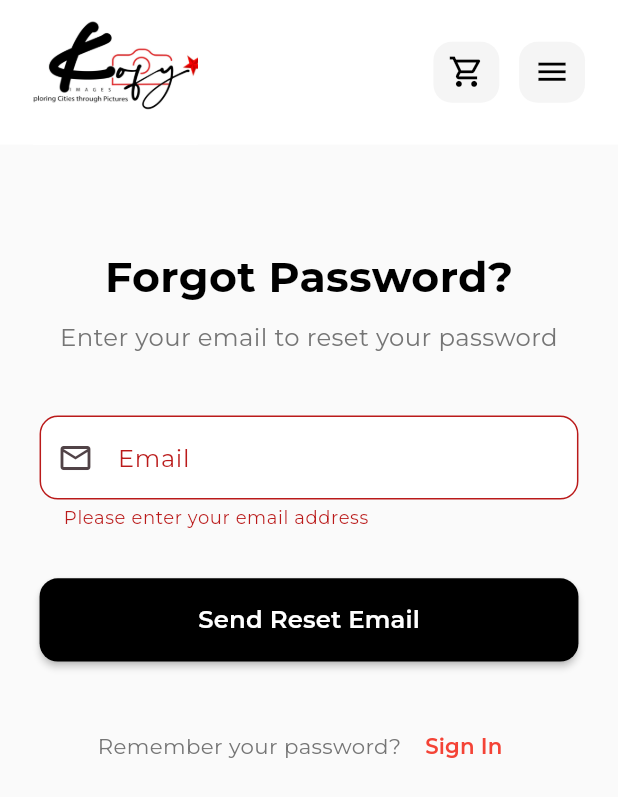
After one commit to peprahobedadjei/KofyImages-Redesign, a Flutter app: the ForgotPasswordPage screen opened directly, after a tap on "Send Reset Email", on a phone screen of 412 x 824 dp. The commit adds this screen. Shown: the top 797 px of the screen. Run offline on Flutter 3.47's test engine with Material 3 defaults, Android fonts, the light colour scheme and no system bars; our stand-ins replace animated_text_kit, cached_network_image, card_swiper, connectivity_plus, flutter_markdown, flutter_screenutil and 5 more; accounts and stored records are empty; network calls fail.

Commit message:
added forgottenpassword screen

```diff
--- /dev/null
+++ b/lib/screens/forgot_password_page.dart
@@ -0,0 +1,409 @@
+// screens/forgot_password_page.dart
+import 'package:http/http.dart' as http;
+import 'dart:convert';
+import 'package:flutter/material.dart';
+import 'package:flutter_screenutil/flutter_screenutil.dart';
+import 'package:kofyimages/constants/connection_listener.dart';
+import 'package:kofyimages/constants/custom_appbar.dart';
+import 'package:kofyimages/constants/sidedrawer.dart';
+import 'package:kofyimages/screens/login_page.dart';
+import 'package:kofyimages/services/endpoints.dart';
+
+class ForgotPasswordPage extends StatefulWidget {
+  const ForgotPasswordPage({super.key});
+
+  @override
+  State<ForgotPasswordPage> createState() => _ForgotPasswordPageState();
+}
+
+class _ForgotPasswordPageState extends State<ForgotPasswordPage> {
+  final _formKey = GlobalKey<FormState>();
+  final _emailController = TextEditingController();
+
+  bool _isLoading = false;
+  String? _errorMessage;
+
+  static bool _isValidEmail(String email) {
+    final emailRegex = RegExp(
+      r'^[a-zA-Z0-9._%+-]+@[a-zA-Z0-9.-]+\.[a-zA-Z]{2,}$',
+    );
+    return emailRegex.hasMatch(email);
+  }
+
+  @override
+  void dispose() {
+    _emailController.dispose();
+    super.dispose();
+  }
+
+  /// Show snackbar with message
+  void _showSnackBar(String message, {bool isError = false}) {
+    ScaffoldMessenger.of(context).showSnackBar(
+      SnackBar(
+        content: Text(message),
+        backgroundColor: isError ? Colors.red : Colors.green,
+        duration: const Duration(seconds: 3),
+        behavior: SnackBarBehavior.floating,
+      ),
+    );
+  }
+
+  /// Validate form fields
+  bool _validateForm() {
+    setState(() {
+      _errorMessage = null;
+    });
+
+    if (!_formKey.currentState!.validate()) {
+      return false;
+    }
+
+    return true;
+  }
+
+Future<void> _handleForgotPassword() async {
+  if (!_validateForm()) return;
+
+  setState(() {
+    _isLoading = true;
+    _errorMessage = null;
+  });
+
+  try {
+    final email = _emailController.text.trim();
+    final url = Uri.parse(ApiEndpoints.forgottenpassword);
+
+    final response = await http.post(
+      url,
+      headers: {'Content-Type': 'application/json'},
+      body: jsonEncode({'email': email}),
+    );
+
+    final responseData = jsonDecode(response.body);
+
+    if (mounted) {
+      if (response.statusCode == 200) {
+        // Success case
+        _showSuccessModal(responseData['message']);
+      } else if (response.statusCode == 400 && responseData['email'] != null) {
+        // Validation error: email not found
+        _showSnackBar(responseData['email'][0], isError: true);
+      } else {
+        // Generic error fallback
+        _showSnackBar(
+          responseData['message'] ?? 'An unexpected error occurred.',
+          isError: true,
+        );
+      }
+    }
+  } catch (e) {
+    if (mounted) {
+      setState(() {
+        _errorMessage = e.toString().replaceAll('Exception: ', '');
+      });
+      _showSnackBar(_errorMessage!, isError: true);
+    }
+  } finally {
+    if (mounted) {
+      setState(() {
+        _isLoading = false;
+      });
+    }
+  }
+}
+
+  /// Show success modal
+  void _showSuccessModal(String message) {
+    showDialog(
+      context: context,
+      barrierDismissible: false,
+      builder: (BuildContext context) {
+        return AlertDialog(
+          backgroundColor: Colors.white,
+          shape: RoundedRectangleBorder(
+            borderRadius: BorderRadius.circular(16.r),
+          ),
+          contentPadding: EdgeInsets.all(24.w),
+          content: Column(
+            mainAxisSize: MainAxisSize.min,
+            children: [
+              // Success Icon
+              Container(
+                width: 64.w,
+                height: 64.h,
+                decoration: BoxDecoration(
+                  color: Colors.green.shade50,
+                  shape: BoxShape.circle,
+                ),
+                child: Icon(
+                  Icons.check_circle,
+                  color: Colors.green,
+                  size: 40.sp,
+                ),
+              ),
+
+              SizedBox(height: 24.h),
+
+              // Success Title
+              Text(
+                'Email Sent!',
+                style: TextStyle(
+                  fontSize: 20.sp,
+                  fontWeight: FontWeight.bold,
+                  color: Colors.black,
+                ),
+                textAlign: TextAlign.center,
+              ),
+
+              SizedBox(height: 16.h),
+
+              // Success Message
+              Text(
+                message,
+                style: TextStyle(
+                  fontSize: 14.sp,
+                  color: Colors.grey[600],
+                  height: 1.5,
+                ),
+                textAlign: TextAlign.center,
+              ),
+
+              SizedBox(height: 32.h),
+
+              // Login Button
+              SizedBox(
+                width: double.infinity,
+                child: ElevatedButton(
+                  onPressed: () {
+                    Navigator.of(context).pop(); // Close modal
+                    Navigator.pushReplacement(
+                      context,
+                      MaterialPageRoute(
+                        builder: (_) => const ConnectionListener(child: LoginPage()),
+                      ),
+                    );
+                  },
+                  style: ElevatedButton.styleFrom(
+                    backgroundColor: Colors.black,
+                    foregroundColor: Colors.white,
+                    padding: EdgeInsets.symmetric(vertical: 16.h),
+                    shape: RoundedRectangleBorder(
+                      borderRadius: BorderRadius.circular(12.r),
+                    ),
+                    elevation: 2,
+                  ),
+                  child: Text(
+                    'Go to Login',
+                    style: TextStyle(
+                      fontSize: 16.sp,
+                      fontWeight: FontWeight.w600,
+                    ),
+                  ),
+                ),
+              ),
+            ],
+          ),
+        );
+      },
+    );
+  }
+
+  /// Navigate back to login page
+  void _navigateToLogin() {
+    Navigator.pushReplacement(
+      context,
+      MaterialPageRoute(
+        builder: (_) => const ConnectionListener(child: LoginPage()),
+      ),
+    );
+  }
+
+  @override
+  Widget build(BuildContext context) {
+    return Scaffold(
+      appBar: const CustomAppBar(),
+      backgroundColor: Colors.grey[50],
+      drawer: const SideDrawer(),
+      body: SafeArea(
+        child: SingleChildScrollView(
+          padding: EdgeInsets.all(24.w),
+          child: Form(
+            key: _formKey,
+            child: Column(
+              crossAxisAlignment: CrossAxisAlignment.stretch,
+              children: [
+                SizedBox(height: 40.h),
+
+                // Title
+                Center(
+                  child: Text(
+                    'Forgot Password?',
+                    style: TextStyle(
+                      fontSize: 28.sp,
+                      fontWeight: FontWeight.bold,
+                      color: Colors.black,
+                    ),
+                  ),
+                ),
+
+                SizedBox(height: 8.h),
+
+                Center(
+                  child: Text(
+                    'Enter your email to reset your password',
+                    style: TextStyle(
+                      fontSize: 16.sp,
+                      color: Colors.grey[600],
+                      height: 1.5,
+                    ),
+                    textAlign: TextAlign.center,
+                  ),
+                ),
+
+                SizedBox(height: 40.h),
+
+                // Error Message Display
+                if (_errorMessage != null) ...[
+                  Container(
+                    padding: EdgeInsets.all(12.w),
+                    decoration: BoxDecoration(
+                      color: Colors.red.shade50,
+                      borderRadius: BorderRadius.circular(8.r),
+                      border: Border.all(color: Colors.red.shade200),
+                    ),
+                    child: Row(
+                      children: [
+                        Icon(
+                          Icons.error_outline,
+                          color: Colors.red,
+                          size: 20.sp,
+                        ),
+                        SizedBox(width: 8.w),
+                        Expanded(
+                          child: Text(
+                            _errorMessage!,
+                            style: TextStyle(
+                              color: Colors.red.shade700,
+                              fontSize: 14.sp,
+                            ),
+                          ),
+                        ),
+                      ],
+                    ),
+                  ),
+                  SizedBox(height: 16.h),
+                ],
+
+                // Email Field
+                TextFormField(
+                  controller: _emailController,
+                  decoration: InputDecoration(
+                    labelText: 'Email',
+                    hintText: 'Enter your email address',
+                    prefixIcon: const Icon(Icons.email_outlined),
+                    border: OutlineInputBorder(
+                      borderRadius: BorderRadius.circular(12.r),
+                    ),
+                    enabledBorder: OutlineInputBorder(
+                      borderRadius: BorderRadius.circular(12.r),
+                      borderSide: BorderSide(color: Colors.grey.shade300),
+                    ),
+                    focusedBorder: OutlineInputBorder(
+                      borderRadius: BorderRadius.circular(12.r),
+                      borderSide: const BorderSide(color: Colors.blue),
+                    ),
+                    filled: true,
+                    fillColor: Colors.white,
+                  ),
+                  keyboardType: TextInputType.emailAddress,
+                  textInputAction: TextInputAction.done,
+                  onFieldSubmitted: (_) => _handleForgotPassword(),
+                  validator: (value) {
+                    if (value == null || value.trim().isEmpty) {
+                      return 'Please enter your email address';
+                    }
+                    if (!_isValidEmail(value.trim())) {
+                      return 'Please enter a valid email address';
+                    }
+                    return null;
+                  },
+                ),
+
+                SizedBox(height: 32.h),
+
+                // Send Reset Email Button
+                ElevatedButton(
+                  onPressed: _isLoading ? null : _handleForgotPassword,
+                  style: ElevatedButton.styleFrom(
+                    backgroundColor: Colors.black,
+                    foregroundColor: Colors.white,
+                    padding: EdgeInsets.symmetric(vertical: 16.h),
+                    shape: RoundedRectangleBorder(
+                      borderRadius: BorderRadius.circular(12.r),
+                    ),
+                    elevation: 2,
+                  ),
+                  child: _isLoading
+                      ? Row(
+                          mainAxisAlignment: MainAxisAlignment.center,
+                          children: [
+                            SizedBox(
+                              width: 20.w,
+                              height: 20.h,
+                              child: const CircularProgressIndicator(
+                                color: Colors.white,
+                                strokeWidth: 2,
+                              ),
+                            ),
+                            SizedBox(width: 12.w),
+                            Text(
+                              'Sending...',
+                              style: TextStyle(fontSize: 16.sp),
+                            ),
+                          ],
+                        )
+                      : Text(
+                          'Send Reset Email',
+                          style: TextStyle(
+                            fontSize: 16.sp,
+                            fontWeight: FontWeight.w600,
+                          ),
+                        ),
+                ),
+
+                SizedBox(height: 32.h),
+
+                // Back to Login Link
+                Row(
+                  mainAxisAlignment: MainAxisAlignment.center,
+                  children: [
+                    Text(
+                      "Remember your password? ",
+                      style: TextStyle(
+                        fontSize: 14.sp,
+                        color: Colors.grey[600],
+                      ),
+                    ),
+                    TextButton(
+                      onPressed: _navigateToLogin,
+                      child: Text(
+                        'Sign In',
+                        style: TextStyle(
+                          color: Colors.red,
+                          fontSize: 14.sp,
+                          fontWeight: FontWeight.w600,
+                        ),
+                      ),
+                    ),
+                  ],
+                ),
+
+                SizedBox(height: 20.h),
+              ],
+            ),
+          ),
+        ),
+      ),
+    );
+  }
+}
--- a/lib/services/endpoints.dart
+++ b/lib/services/endpoints.dart
@@ -2,6 +2,7 @@ class ApiEndpoints {
   static const String baseUrl = 'https://kofyimages-9dae18892c9f.herokuapp.com';
 
   // Cities endpoints
+      static const String forgottenpassword = '$baseUrl/api/auth/forgot-password/';
     static String postCityLike(String cityName) =>
       '$baseUrl/api/cities/$cityName/like_city/';
     static const String getAllHeroImages = '$baseUrl/api/city_photos/';
--- a/lib/widgets/home_widgets/city_card.dart
+++ b/lib/widgets/home_widgets/city_card.dart
@@ -1,3 +1,5 @@
+// ignore_for_file: unused_local_variable, use_build_context_synchronously
+
 import 'package:animated_text_kit/animated_text_kit.dart';
 import 'package:flutter/material.dart';
 import 'package:flutter_screenutil/flutter_screenutil.dart';
--- a/lib/widgets/review_widget/review_bottom_sheet.dart
+++ b/lib/widgets/review_widget/review_bottom_sheet.dart
@@ -1,4 +1,4 @@
-// ignore_for_file: use_build_context_synchronously
+// ignore_for_file: use_build_context_synchronously, deprecated_member_use
 
 import 'dart:convert';
 import 'package:flutter/material.dart';
```
Also changed, not shown: lib/constants/login_modal.dart (+5 -3 lines), lib/screens/login_page.dart (+13 -9 lines).
